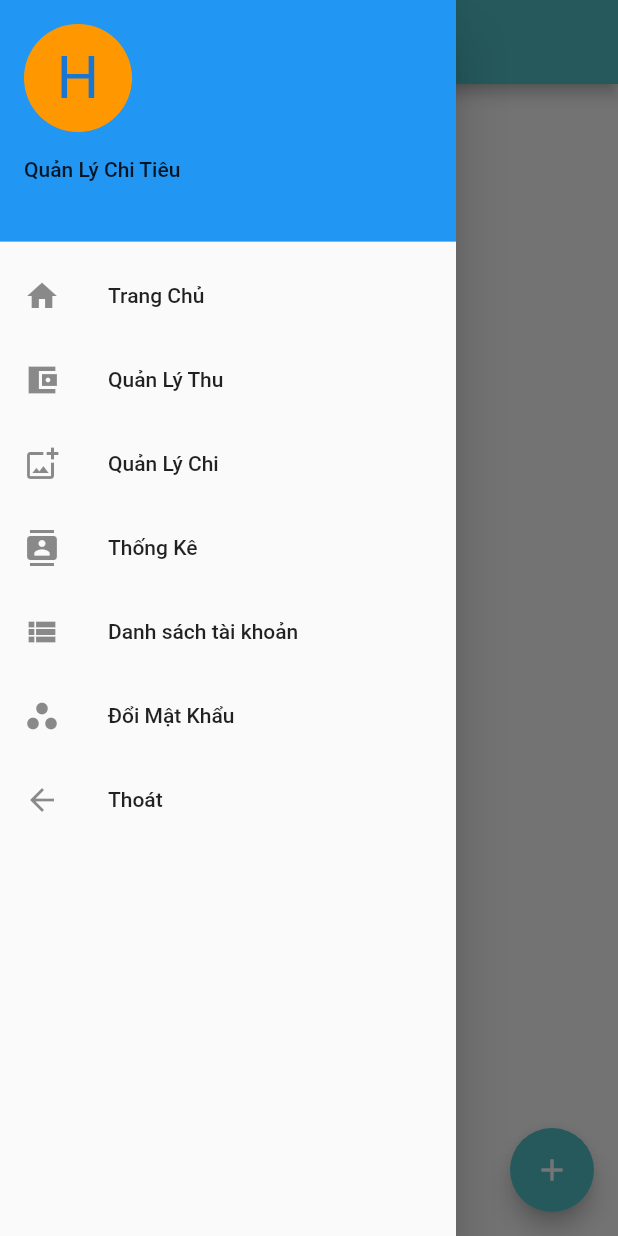
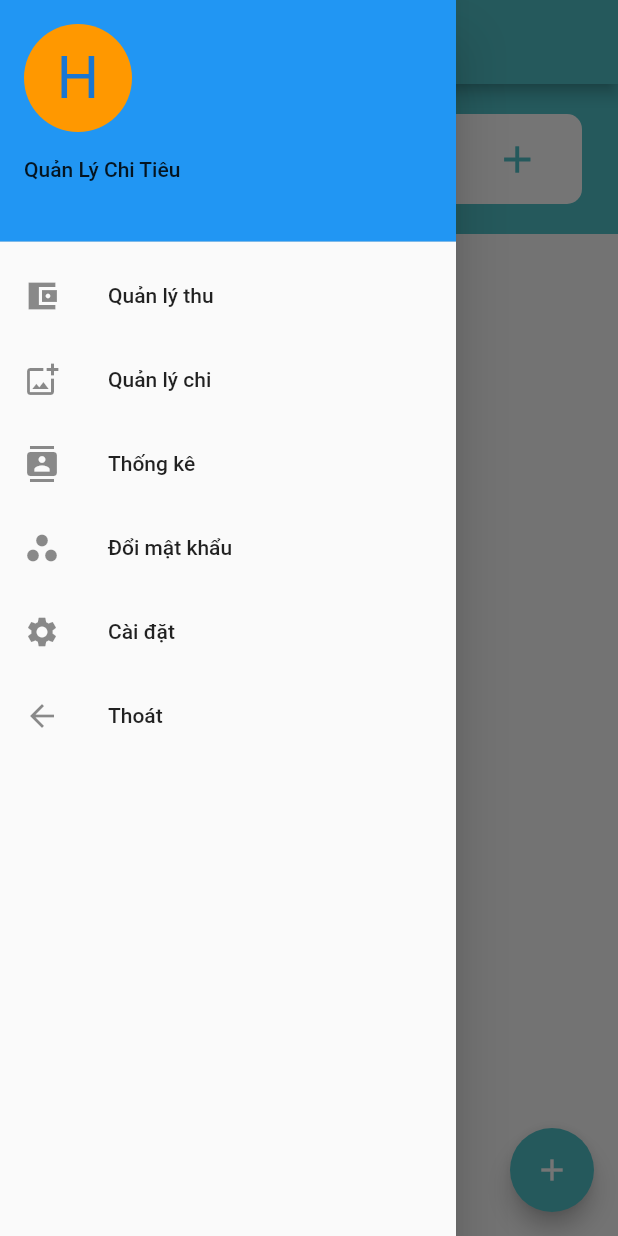
Before and after one commit to trinhhung0911/do_an_quan_ly_chi_tie, a Flutter app: the HomeScreen screen opened directly with empty values, with the side drawer open, on a phone screen of 412 x 824 dp. Run offline on Flutter 3.47's test engine with Material 2 defaults, Android fonts, the phone set to English and light mode, and no system bars.

Commit message:
login_register

```diff
--- a/lib/configs/colors.dart
+++ b/lib/configs/colors.dart
@@ -2,4 +2,5 @@ import 'package:flutter/material.dart';
 class AppColors {
   static const Color appColor = Color(0xFF50C2C9);
   static const Color textColor=Color(0xff333333);
+  static const Color forgotColor =Color(0xfff5f0f0);
 }
--- a/lib/configs/themes.dart
+++ b/lib/configs/themes.dart
@@ -1,8 +1,9 @@
 import 'package:flutter/material.dart';
-
+import 'package:quan_ly_chi_tieu/configs/colors.dart';
 
 class AppThemes{
   final BuildContext context;
   AppThemes(this.context);
-  static TextStyle lightText = TextStyle(color: Color(0xff327708),fontSize: 16);
+  static TextStyle lightText = const TextStyle(color: Color(0xff327708),fontSize: 16);
+  static TextStyle moneyText =const TextStyle(color: AppColors.textColor,fontSize: 25);
 }
--- a/lib/login/login_screen.dart
+++ b/lib/login/login_screen.dart
@@ -18,7 +18,6 @@ class _LoginScreenState extends State<LoginScreen> {
     // TODO: implement initState
     super.initState();
   }
-
   @override
   Widget build(BuildContext context) {
     return Scaffold(
@@ -180,7 +179,6 @@ class _LoginScreenState extends State<LoginScreen> {
     );
   }
 }
-
 showAlertDialog(BuildContext context) {
   // Create button
   Widget okButton = FlatButton(
--- a/lib/login/register_screen.dart
+++ b/lib/login/register_screen.dart
@@ -19,11 +19,13 @@ class _RegisterScreenState extends State<RegisterScreen> {
   Widget build(BuildContext context) {
     return Scaffold(
       appBar: AppBar(
+        automaticallyImplyLeading: false,
         backgroundColor: AppColors.appColor,
         title: const Text('Đăng ký'),
+        titleSpacing: 24,
       ),
       body: Container(
-        padding: const EdgeInsets.only(left: 30, right: 30),
+        padding: const EdgeInsets.only(left: 24, right: 24),
         constraints: const BoxConstraints.expand(),
         color: Colors.white,
         child: SingleChildScrollView(
--- a/lib/ui/Components/drawer_item_card.dart
+++ b/lib/ui/Components/home_components/drawer_item_card.dart
@@ -1,9 +1,9 @@
 import 'package:flutter/material.dart';
 import 'package:quan_ly_chi_tieu/configs/constants.dart';
+
 class DrawerItem extends StatefulWidget {
   String email;
   DrawerItem({Key? key,required this.email}) : super(key: key);
-
   @override
   State<DrawerItem> createState() => _DrawerItemState();
 }
@@ -27,44 +27,37 @@ class _DrawerItemState extends State<DrawerItem> {
             ),
           ),
           ListTile(
-            leading: const Icon(Icons.home), title: const Text("Trang Chủ"),
+            leading: const Icon(Icons.account_balance_wallet_sharp),
+            title: const Text("Quản lý thu"),
             onTap: () {
-            //  Navigator.push(context, MaterialPageRoute(builder: (context)=> HomePage()));
-            },
-          ),
-          ListTile(
-            leading: const Icon(Icons.account_balance_wallet_sharp),
-            title: const Text("Quản Lý Thu"),
-            onTap: () {
-             // Navigator.push(context, MaterialPageRoute(builder: (context)=> const ManagementCollect()));
             },
           ),
           ListTile(
             leading: const Icon(Icons.add_photo_alternate_outlined),
-            title: const Text("Quản Lý Chi"),
+            title: const Text("Quản lý chi"),
             onTap: () {
              // Navigator.push(context, MaterialPageRoute(builder: (context)=> const ManagementSpend()));
             },
           ),
           ListTile(
             leading: const Icon(Icons.contacts),
-            title: const Text("Thống Kê"),
+            title: const Text("Thống kê"),
             onTap: () {
               Navigator.pop(context);
             },
           ),
           ListTile(
-            leading: const Icon(Icons.view_list),
-            title: const Text("Danh sách tài khoản"),
+            leading: const Icon(Icons.workspaces_filled),
+            title: const Text("Đổi mật khẩu"),
             onTap: () {
-              //Navigator.push(context, MaterialPageRoute(builder: (context)=>const ListAccount()));
+            // Navigator.pushNamed(context, Constants.loginScreen);
             },
           ),
           ListTile(
-            leading: const Icon(Icons.workspaces_filled),
-            title: const Text("Đổi Mật Khẩu"),
+            leading: const Icon(Icons.settings),
+            title: const Text("Cài đặt"),
             onTap: () {
-             Navigator.pushNamed(context, Constants.loginScreen);
+              //Navigator.pushNamed(context, Constants.loginScreen);
             },
           ),
           ListTile(
--- /dev/null
+++ b/lib/ui/Components/home_components/money_home.dart
@@ -0,0 +1,54 @@
+import 'package:flutter/material.dart';
+
+import '../../../configs/colors.dart';
+import '../../../configs/themes.dart';
+class MoneyHome extends StatefulWidget {
+  const MoneyHome({Key? key}) : super(key: key);
+
+  @override
+  _MoneyHomeState createState() => _MoneyHomeState();
+}
+
+class _MoneyHomeState extends State<MoneyHome> {
+  @override
+  Widget build(BuildContext context) {
+    return Container(
+      padding: const EdgeInsets.only(right: 24,left: 24,top: 20,bottom: 20),
+      color:AppColors.appColor,
+      width: double.infinity,
+      child: Container(
+        width: double.infinity,
+        height: 60,
+        decoration: BoxDecoration(
+          color: Colors.white,
+          borderRadius: BorderRadius.circular(10.0),
+        ),
+        child: Row(
+          mainAxisAlignment: MainAxisAlignment.spaceAround,
+          children: <Widget>[
+            const CircleAvatar(
+              backgroundColor: AppColors.appColor,
+              child: Icon(
+                Icons.attach_money,
+                size: 30,
+                color:Colors.white,
+              ),
+            ),
+            Text(
+              '10.000.000',
+              style: AppThemes.moneyText,),
+            InkWell(
+              onTap: (){
+              },
+              child: const Icon(
+                Icons.add,
+                size: 30,
+                color: AppColors.appColor,
+              ),
+            )
+          ],
+        ),
+      ),
+    );
+  }
+}
--- a/lib/ui/home_screen.dart
+++ b/lib/ui/home_screen.dart
@@ -1,6 +1,8 @@
 import 'package:flutter/material.dart';
 import 'package:quan_ly_chi_tieu/configs/colors.dart';
-import 'Components/drawer_item_card.dart';
+import '../configs/themes.dart';
+import 'Components/home_components/drawer_item_card.dart';
+import 'Components/home_components/money_home.dart';
 
 class HomeScreen extends StatefulWidget {
   final dynamic arg;
@@ -16,12 +18,15 @@ class _HomeScreenState extends State<HomeScreen> {
       appBar: AppBar(
         backgroundColor: AppColors.appColor,
         title: const Center(child: Text('Trang Chủ'),),
+        centerTitle: true,
       ),
-      body: Container(
+      body:Column(
+        children: const <Widget>[
+          MoneyHome(),
+        ],
       ),
       floatingActionButton: FloatingActionButton(
         onPressed: () {
-          //Navigator.push(context, MaterialPageRoute(builder: (context) => const NewTransactionPage()),);
         },
         child: const Icon(
           Icons.add,
```
Also changed, not shown: lib/login/forgot_password_screen.dart (+109 -5 lines), lib/utils/dialog_helper.dart (added).
